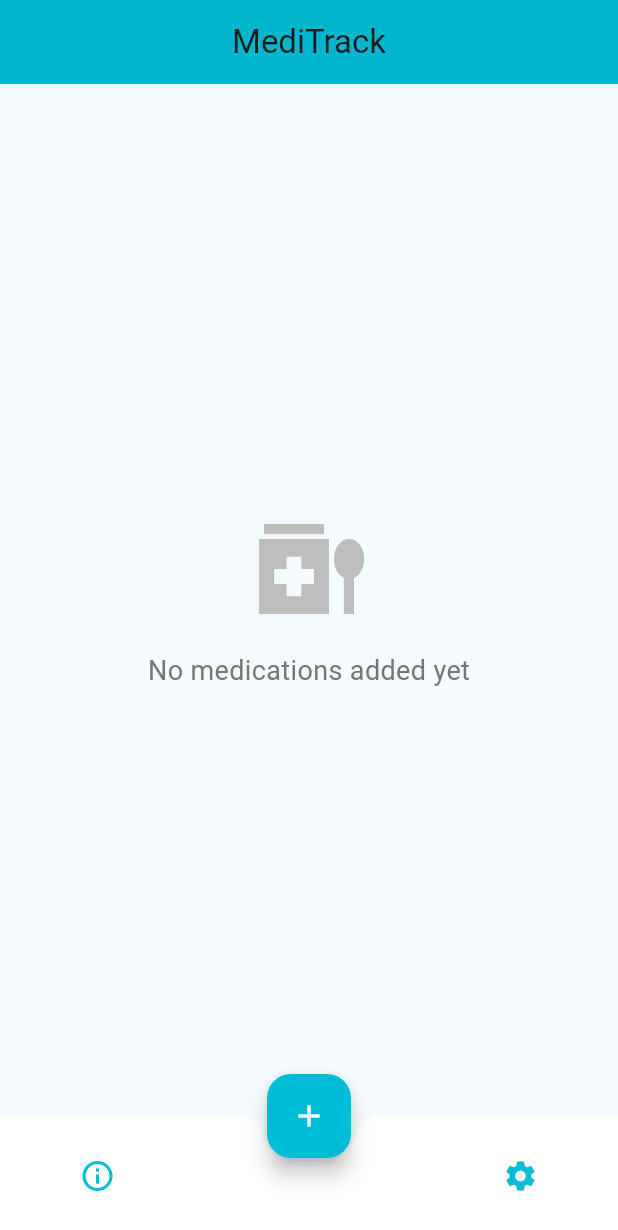
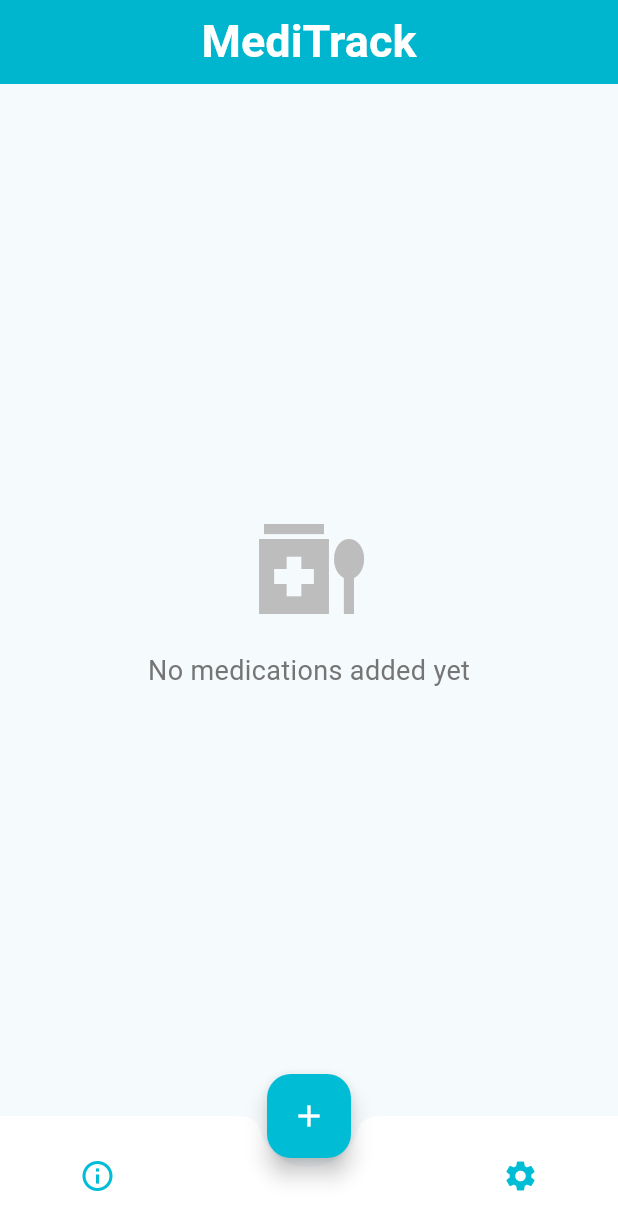
Before and after one commit to lanixiligan/6ADET-FINALS-medsreminder, a Flutter app: the screen it shows after launch, on a phone screen of 412 x 824 dp. Shown: the top 1230 px of the screen. Run offline on Flutter 3.47's test engine with Material 3 defaults, Android fonts, the phone set to English and light mode, and no system bars; our stand-ins replace shared_preferences.

Commit message:
TItle to white

```diff
--- a/medsreminder/lib/main.dart
+++ b/medsreminder/lib/main.dart
@@ -44,7 +44,14 @@ class _MedsReminderScreenState extends State<MedsReminderScreen> {
 
     return Scaffold(
       appBar: AppBar(
-        title: Text("MediTrack"),
+        title: Text(
+              "MediTrack",
+              style: TextStyle(
+                color: Colors.white,
+                fontWeight: FontWeight.bold,
+                fontSize: 30, // Changed from 24 to 30
+              ),
+            ),
         backgroundColor: Colors.cyan,
         centerTitle: true,
         elevation: 2,
```
